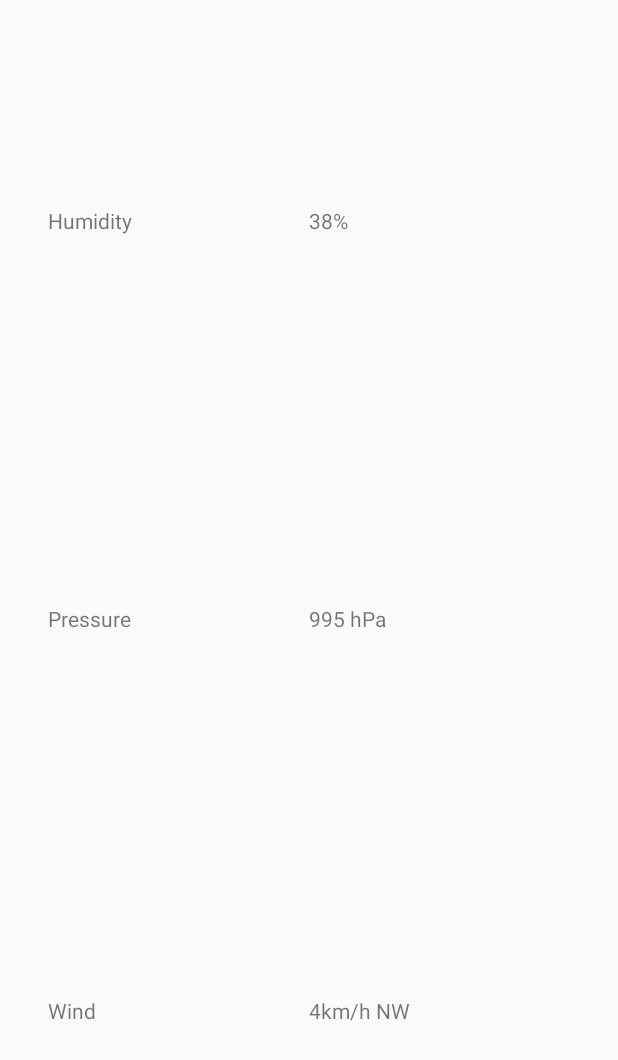
After one commit to emulatalk1/SunOfABeach, an Android app: the layout extra_weather_details.xml on its own in the app's theme, with its tools: preview values and no code run, on a phone screen of 412 x 824 dp. The commit adds this screen. Shown: the top 1060 px of the screen. Run offline under Robolectric (Android 15) with nearby library versions, the phone set to English and light mode, and no system bars.

Commit message:
Change detailActivity, use data binding

```diff
--- /dev/null
+++ b/app/src/main/res/layout/extra_weather_details.xml
@@ -0,0 +1,85 @@
+<?xml version="1.0" encoding="utf-8"?>
+<layout xmlns:android="http://schemas.android.com/apk/res/android"
+    xmlns:app="http://schemas.android.com/apk/res-auto"
+    xmlns:tools="http://schemas.android.com/tools">
+
+    <android.support.constraint.ConstraintLayout
+        android:id="@+id/extra_details"
+        android:layout_width="match_parent"
+        android:layout_height="match_parent"
+        android:paddingBottom="16dp"
+        android:paddingEnd="32dp"
+        android:paddingLeft="32dp"
+        android:paddingRight="32dp"
+        android:paddingStart="32dp"
+        android:paddingTop="16dp">
+
+        <!-- This guideline divides the layout into a left and right half and is used for alignment -->
+        <android.support.constraint.Guideline
+            android:id="@+id/horizontal_middle"
+            android:layout_width="wrap_content"
+            android:layout_height="wrap_content"
+            android:orientation="vertical"
+            app:layout_constraintGuide_percent="0.5"/>
+
+        <!-- Humidity label -->
+        <TextView
+            android:id="@+id/humidity_label"
+            android:layout_height="wrap_content"
+            android:layout_width="wrap_content"
+            android:text="@string/humidity_label"
+            app:layout_constraintBottom_toTopOf="@+id/pressure_label"
+            app:layout_constraintLeft_toLeftOf="@+id/extra_details"
+            app:layout_constraintTop_toTopOf="@+id/extra_details"
+            app:layout_constraintVertical_bias="0.33"/>
+
+        <!-- Humidity measurement -->
+        <TextView
+            android:id="@+id/humidity"
+            android:layout_height="wrap_content"
+            android:layout_width="wrap_content"
+            app:layout_constraintBottom_toBottomOf="@+id/humidity_label"
+            app:layout_constraintLeft_toLeftOf="@+id/horizontal_middle"
+            tools:text="38%"/>
+
+        <!-- Pressure label -->
+        <TextView
+            android:id="@+id/pressure_label"
+            android:layout_height="wrap_content"
+            android:layout_width="wrap_content"
+            android:text="@string/pressure_label"
+            app:layout_constraintBottom_toBottomOf="@+id/extra_details"
+            app:layout_constraintLeft_toLeftOf="@+id/extra_details"
+            app:layout_constraintTop_toTopOf="@+id/extra_details"/>
+
+        <!-- Pressure measurement -->
+        <TextView
+            android:id="@+id/pressure"
+            android:layout_height="wrap_content"
+            android:layout_width="wrap_content"
+            app:layout_constraintBottom_toBottomOf="@+id/pressure_label"
+            app:layout_constraintLeft_toLeftOf="@+id/horizontal_middle"
+            tools:text="995 hPa"/>
+
+        <!-- Wind label -->
+        <TextView
+            android:id="@+id/wind_label"
+            android:layout_height="wrap_content"
+            android:layout_width="wrap_content"
+            android:text="@string/wind_label"
+            app:layout_constraintBottom_toBottomOf="@+id/extra_details"
+            app:layout_constraintLeft_toLeftOf="@+id/extra_details"
+            app:layout_constraintTop_toBottomOf="@+id/pressure_label"
+            app:layout_constraintVertical_bias="0.65999997"/>
+
+        <!-- Wind measurement -->
+        <TextView
+            android:id="@+id/wind_measurement"
+            android:layout_height="wrap_content"
+            android:layout_width="wrap_content"
+            app:layout_constraintBottom_toBottomOf="@+id/wind_label"
+            app:layout_constraintLeft_toLeftOf="@+id/horizontal_middle"
+            tools:text="4km/h NW"/>
+
+    </android.support.constraint.ConstraintLayout>
+</layout>
```
Also changed, not shown: app/src/main/java/com/vnspectre/sunofabeach/DetailActivity.java (+57 -34 lines), app/src/main/res/layout/activity_detail.xml (+15 -51 lines), app/src/main/res/layout/primary_weather_info.xml (added, +78 -0 lines).
